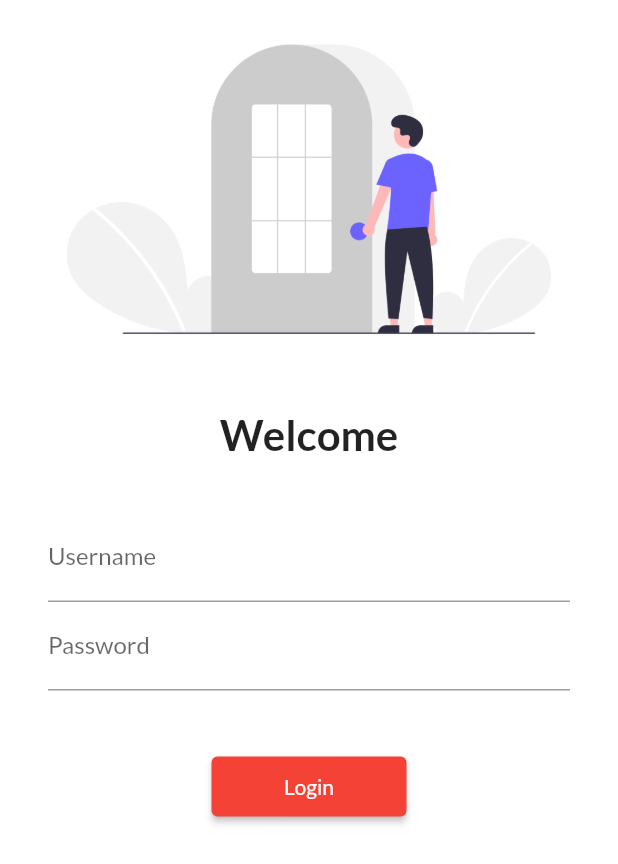
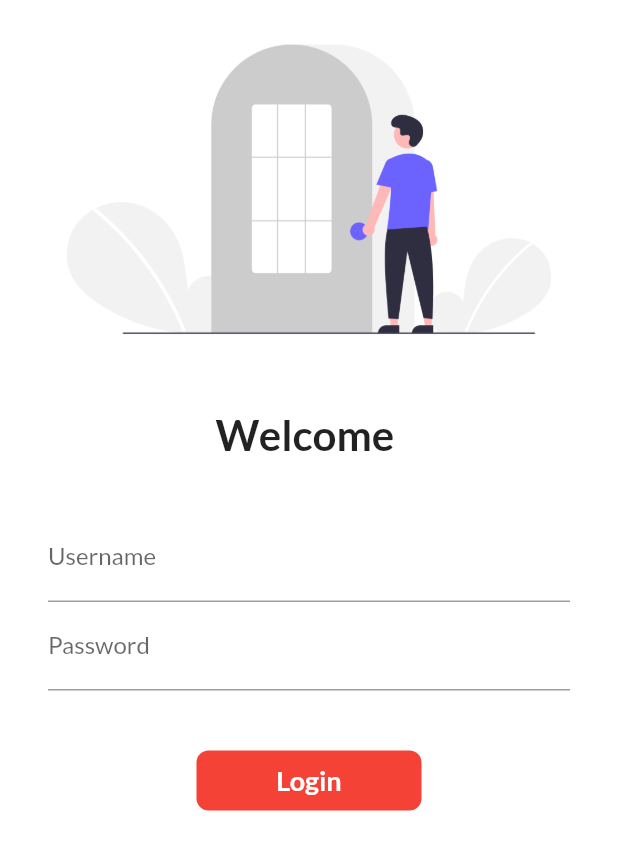
Before and after one commit to susan7979/30DaysOfFlutter, a Flutter app: the screen it shows after launch, on a phone screen of 412 x 824 dp. Shown: the top 864 px of the screen. Run offline on Flutter 3.47's test engine with Material 2 defaults, Android fonts, the phone set to English and light mode, and no system bars; our stand-ins replace google_fonts.

Commit message:
day 6 completed

```diff
--- a/lib/pages/login_page.dart
+++ b/lib/pages/login_page.dart
@@ -1,7 +1,16 @@
+import 'package:flutter/cupertino.dart';
 import 'package:flutter/material.dart';
 import 'package:flutter_catalog/utils/routes.dart';
 
-class LoginPage extends StatelessWidget {
+class LoginPage extends StatefulWidget {
+  @override
+  _LoginPageState createState() => _LoginPageState();
+}
+
+class _LoginPageState extends State<LoginPage> {
+  String name = "";
+  bool changeButton = false;
+
   @override
   Widget build(BuildContext context) {
     return Material(
@@ -14,7 +23,7 @@ class LoginPage extends StatelessWidget {
               height: 20.0,
             ),
             Text(
-              "Welcome",
+              "Welcome $name",
               style: TextStyle(
                 fontSize: 28,
                 fontWeight: FontWeight.bold,
@@ -33,6 +42,10 @@ class LoginPage extends StatelessWidget {
                       hintText: "Enter username",
                       labelText: "Username",
                     ),
+                    onChanged: (value) {
+                      name = value;
+                      setState(() {});
+                    },
                   ),
                   TextFormField(
                     obscureText: true,
@@ -44,13 +57,45 @@ class LoginPage extends StatelessWidget {
                   SizedBox(
                     height: 40.0,
                   ),
-                  ElevatedButton(
-                    child: Text("Login"),
-                    style: TextButton.styleFrom(minimumSize: Size(130, 40)),
-                    onPressed: () {
+
+                  InkWell(
+                    onTap: () async {
+                      setState(() {
+                        changeButton = true;
+                      });
+                      await Future.delayed(Duration(seconds: 1));
+
                       Navigator.pushNamed(context, MyRoutes.homeRoute);
                     },
+                    child: AnimatedContainer(
+                      duration: Duration(seconds: 1),
+                      width: changeButton ? 50 : 150,
+                      height: 40,
+                      alignment: Alignment.center,
+                      child: changeButton
+                          ? Icon(Icons.done)
+                          : Text(
+                              "Login",
+                              style: TextStyle(
+                                  color: Colors.white,
+                                  fontWeight: FontWeight.bold,
+                                  fontSize: 18),
+                            ),
+                      decoration: BoxDecoration(
+                        color: Colors.red,
+                        borderRadius:
+                            BorderRadius.circular(changeButton ? 20 : 8),
+                      ),
+                    ),
                   ),
+
+                  // ElevatedButton(
+                  //   child: Text("Login"),
+                  //   style: TextButton.styleFrom(minimumSize: Size(130, 40)),
+                  //   onPressed: () {
+                  //     Navigator.pushNamed(context, MyRoutes.homeRoute);
+                  //   },
+                  // ),
                 ],
               ),
             ),
```
